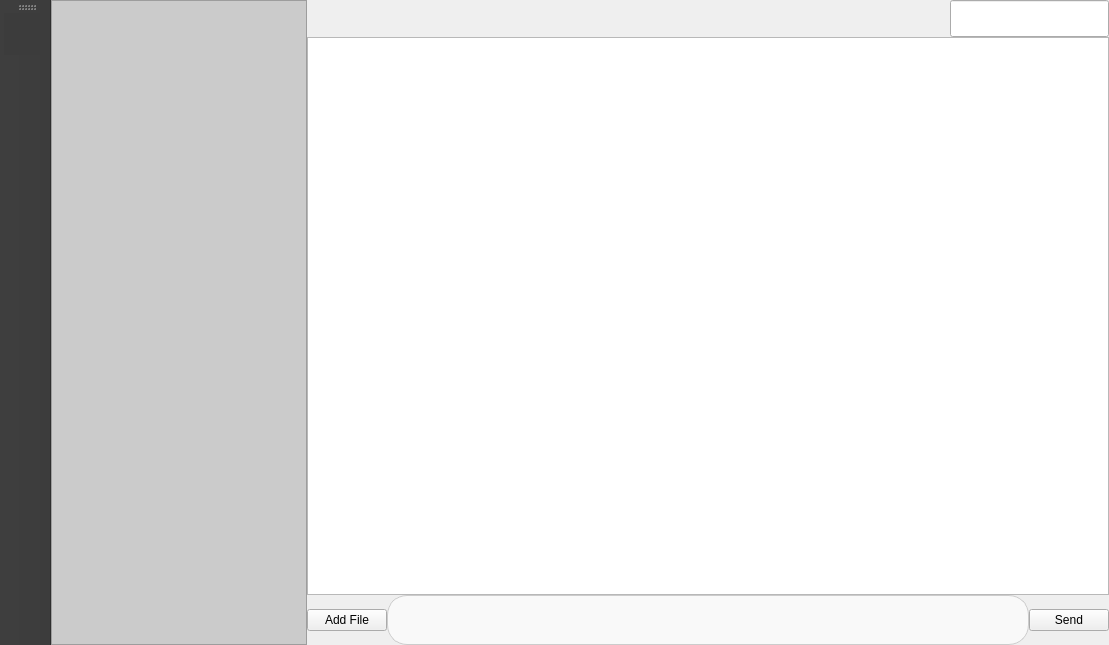
Qt form mainwindow.ui (Pin5000ms/QtChat) before a commit.
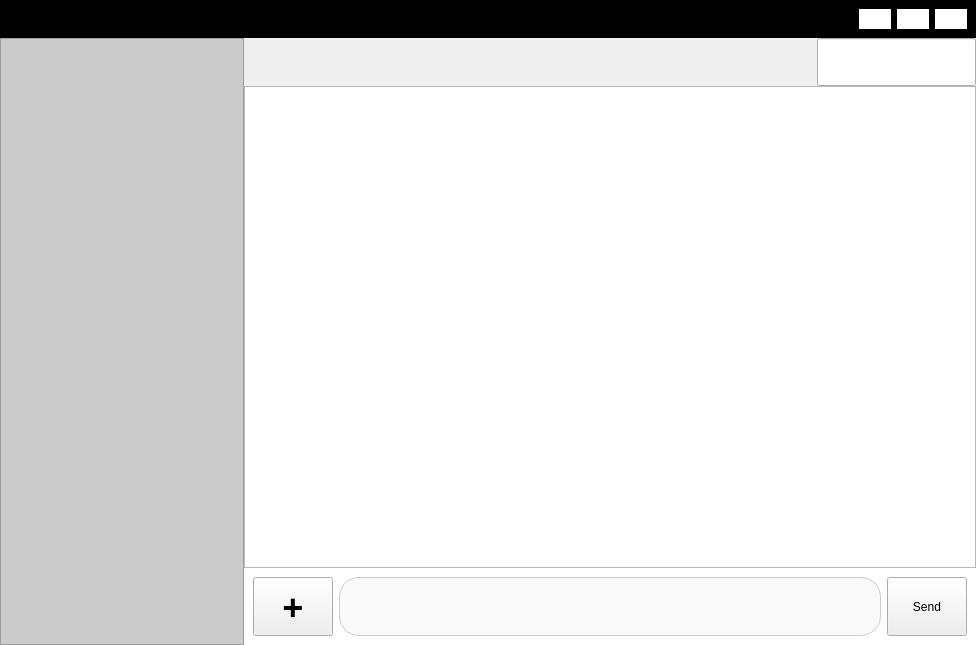
The same form after that commit. Icons and pictures are not drawn. Custom widgets are drawn as their Qt base class.

```diff
--- a/mainwindow.ui
+++ b/mainwindow.ui
@@ -6,7 +6,7 @@
    <rect>
     <x>0</x>
     <y>0</y>
-    <width>1109</width>
+    <width>976</width>
     <height>645</height>
    </rect>
   </property>
@@ -14,7 +14,7 @@
    <string>YouChat</string>
   </property>
   <widget class="QWidget" name="centralwidget">
-   <layout class="QGridLayout" name="gridLayout" rowstretch="1,15,1">
+   <layout class="QGridLayout" name="gridLayout" rowstretch="1,1,10,1" columnstretch="0,4,12,0,0" rowminimumheight="0,0,0,0" columnminimumwidth="0,0,0,0,0">
     <property name="leftMargin">
      <number>0</number>
     </property>
@@ -30,36 +30,47 @@
     <property name="spacing">
      <number>0</number>
     </property>
-    <item row="0" column="0" rowspan="3" colspan="2">
-     <widget class="QListView" name="contacts">
+    <item row="2" column="0" rowspan="2">
+     <widget class="QWidget" name="widget_3" native="true"/>
+    </item>
+    <item row="3" column="2">
+     <widget class="QWidget" name="widget" native="true">
       <property name="styleSheet">
-       <string notr="true">background-color: rgb(203, 203, 203);</string>
+       <string notr="true">QWidget#widget {
+    background-color: white;
+    border: none;
+}</string>
       </property>
-     </widget>
-    </item>
-    <item row="1" column="2" colspan="3">
-     <widget class="QListView" name="chatroom"/>
-    </item>
-    <item row="2" column="2" colspan="3">
-     <layout class="QHBoxLayout" name="horizontalLayout_3">
-      <property name="spacing">
-       <number>0</number>
-      </property>
+      <layout class="QHBoxLayout" name="horizontalLayout_2" stretch="0,0,0">
       <item>
        <widget class="QPushButton" name="sendFileButton">
         <property name="sizePolicy">
-         <sizepolicy hsizetype="Fixed" vsizetype="Fixed">
+          <sizepolicy hsizetype="Minimum" vsizetype="Expanding">
           <horstretch>0</horstretch>
           <verstretch>0</verstretch>
          </sizepolicy>
         </property>
+         <property name="font">
+          <font>
+           <family>Agency FB</family>
+           <pointsize>28</pointsize>
+           <weight>75</weight>
+           <bold>true</bold>
+          </font>
+         </property>
+         <property name="cursor">
+          <cursorShape>PointingHandCursor</cursorShape>
+         </property>
         <property name="text">
-         <string>Add File</string>
+          <string>+</string>
+         </property>
+         <property name="flat">
+          <bool>false</bool>
         </property>
        </widget>
       </item>
       <item>
-       <widget class="QTextEdit" name="msgEdit">
+        <widget class="CustomTextEdit" name="msgEdit">
         <property name="sizePolicy">
          <sizepolicy hsizetype="Expanding" vsizetype="Minimum">
           <horstretch>0</horstretch>
@@ -68,7 +79,7 @@
         </property>
         <property name="minimumSize">
          <size>
-          <width>0</width>
+           <width>100</width>
           <height>50</height>
          </size>
         </property>
@@ -90,14 +101,179 @@
       </item>
       <item>
        <widget class="QPushButton" name="sendButton">
+         <property name="sizePolicy">
+          <sizepolicy hsizetype="Minimum" vsizetype="Expanding">
+           <horstretch>0</horstretch>
+           <verstretch>0</verstretch>
+          </sizepolicy>
+         </property>
+         <property name="cursor">
+          <cursorShape>PointingHandCursor</cursorShape>
+         </property>
         <property name="text">
          <string>Send</string>
         </property>
        </widget>
       </item>
      </layout>
+      <zorder>msgEdit</zorder>
+      <zorder>sendButton</zorder>
+      <zorder>sendFileButton</zorder>
+     </widget>
     </item>
-    <item row="0" column="3">
+    <item row="2" column="2">
+     <widget class="QListView" name="chatroom"/>
+    </item>
+    <item row="0" column="0" colspan="5">
+     <widget class="TitleBar" name="widget_2" native="true">
+      <property name="sizePolicy">
+       <sizepolicy hsizetype="Preferred" vsizetype="Fixed">
+        <horstretch>0</horstretch>
+        <verstretch>0</verstretch>
+       </sizepolicy>
+      </property>
+      <property name="styleSheet">
+       <string notr="true">background-color: rgb(0, 0, 0);</string>
+      </property>
+      <layout class="QHBoxLayout" name="horizontalLayout_3">
+       <item>
+        <spacer name="horizontalSpacer_2">
+         <property name="orientation">
+          <enum>Qt::Horizontal</enum>
+         </property>
+         <property name="sizeHint" stdset="0">
+          <size>
+           <width>40</width>
+           <height>20</height>
+          </size>
+         </property>
+        </spacer>
+       </item>
+       <item>
+        <widget class="QPushButton" name="minimize">
+         <property name="sizePolicy">
+          <sizepolicy hsizetype="Minimum" vsizetype="Expanding">
+           <horstretch>0</horstretch>
+           <verstretch>0</verstretch>
+          </sizepolicy>
+         </property>
+         <property name="minimumSize">
+          <size>
+           <width>30</width>
+           <height>0</height>
+          </size>
+         </property>
+         <property name="cursor">
+          <cursorShape>PointingHandCursor</cursorShape>
+         </property>
+         <property name="styleSheet">
+          <string notr="true">QPushButton {
+    background-color: white;
+	image: url(:/window/minimize.png);
+    color: white;
+    border: none;
+}
+
+QPushButton:hover {
+    background-color: darkgray;
+    border-radius: 5px;  /* 圓角 */
+}
+
+QPushButton:pressed {
+    background-color: lightgray;
+}
+</string>
+         </property>
+         <property name="text">
+          <string/>
+         </property>
+         <property name="flat">
+          <bool>false</bool>
+         </property>
+        </widget>
+       </item>
+       <item>
+        <widget class="QPushButton" name="maximize">
+         <property name="sizePolicy">
+          <sizepolicy hsizetype="Minimum" vsizetype="Expanding">
+           <horstretch>0</horstretch>
+           <verstretch>0</verstretch>
+          </sizepolicy>
+         </property>
+         <property name="minimumSize">
+          <size>
+           <width>30</width>
+           <height>0</height>
+          </size>
+         </property>
+         <property name="cursor">
+          <cursorShape>PointingHandCursor</cursorShape>
+         </property>
+         <property name="styleSheet">
+          <string notr="true">QPushButton {
+    background-color: white;
+	image: url(:/window/maximize.png);
+    color: white;
+    border: none;
+}
+
+QPushButton:hover {
+    background-color: darkgray;
+    border-radius: 5px;  /* 圓角 */
+}
+
+QPushButton:pressed {
+    background-color: lightgray;
+}</string>
+         </property>
+         <property name="text">
+          <string/>
+         </property>
+        </widget>
+       </item>
+       <item>
+        <widget class="QPushButton" name="close">
+         <property name="sizePolicy">
+          <sizepolicy hsizetype="Minimum" vsizetype="Expanding">
+           <horstretch>0</horstretch>
+           <verstretch>0</verstretch>
+          </sizepolicy>
+         </property>
+         <property name="minimumSize">
+          <size>
+           <width>30</width>
+           <height>0</height>
+          </size>
+         </property>
+         <property name="cursor">
+          <cursorShape>PointingHandCursor</cursorShape>
+         </property>
+         <property name="styleSheet">
+          <string notr="true">QPushButton {
+    background-color: white;
+	image: url(:/window/close.png);
+    color: white;
+    border: none;
+}
+
+QPushButton:hover {
+    background-color: darkgray;
+    border-radius: 5px;  /* 圓角 */
+}
+
+QPushButton:pressed {
+    background-color: lightgray;
+}</string>
+         </property>
+         <property name="text">
+          <string/>
+         </property>
+        </widget>
+       </item>
+      </layout>
+     </widget>
+    </item>
+    <item row="1" column="2">
      <layout class="QHBoxLayout" name="horizontalLayout" stretch="1,5,0">
       <property name="spacing">
        <number>0</number>
@@ -127,6 +303,9 @@
         <property name="text">
          <string/>
         </property>
+        <property name="margin">
+         <number>10</number>
+        </property>
        </widget>
       </item>
       <item>
@@ -168,28 +347,20 @@
       </item>
      </layout>
     </item>
-   </layout>
-  </widget>
-  <widget class="QToolBar" name="toolBar">
-   <property name="windowTitle">
-    <string>toolBar</string>
-   </property>
+    <item row="1" column="1" rowspan="3">
+     <widget class="QListView" name="contacts">
    <property name="styleSheet">
-    <string notr="true">background-color: rgb(60, 60, 60);</string>
-   </property>
-   <property name="iconSize">
-    <size>
-     <width>35</width>
-     <height>35</height>
-    </size>
-   </property>
-   <attribute name="toolBarArea">
-    <enum>LeftToolBarArea</enum>
-   </attribute>
-   <attribute name="toolBarBreak">
-    <bool>false</bool>
-   </attribute>
-   <addaction name="actionChats"/>
+       <string notr="true">background-color: rgb(203, 203, 203);</string>
+      </property>
+     </widget>
+    </item>
+   </layout>
+   <zorder>contacts</zorder>
+   <zorder>widget</zorder>
+   <zorder>widget_3</zorder>
+   <zorder>widget_2</zorder>
+   <zorder>chatroom</zorder>
+   <zorder></zorder>
   </widget>
   <action name="actionChats">
    <property name="icon">
@@ -201,6 +372,19 @@
    </property>
   </action>
  </widget>
+ <customwidgets>
+  <customwidget>
+   <class>CustomTextEdit</class>
+   <extends>QTextEdit</extends>
+   <header>CustomTextEdit.h</header>
+  </customwidget>
+  <customwidget>
+   <class>TitleBar</class>
+   <extends>QWidget</extends>
+   <header>TitleBar.h</header>
+   <container>1</container>
+  </customwidget>
+ </customwidgets>
  <resources>
   <include location="res.qrc"/>
  </resources>
```
Lines whose indentation alone changed are shown as unchanged.
